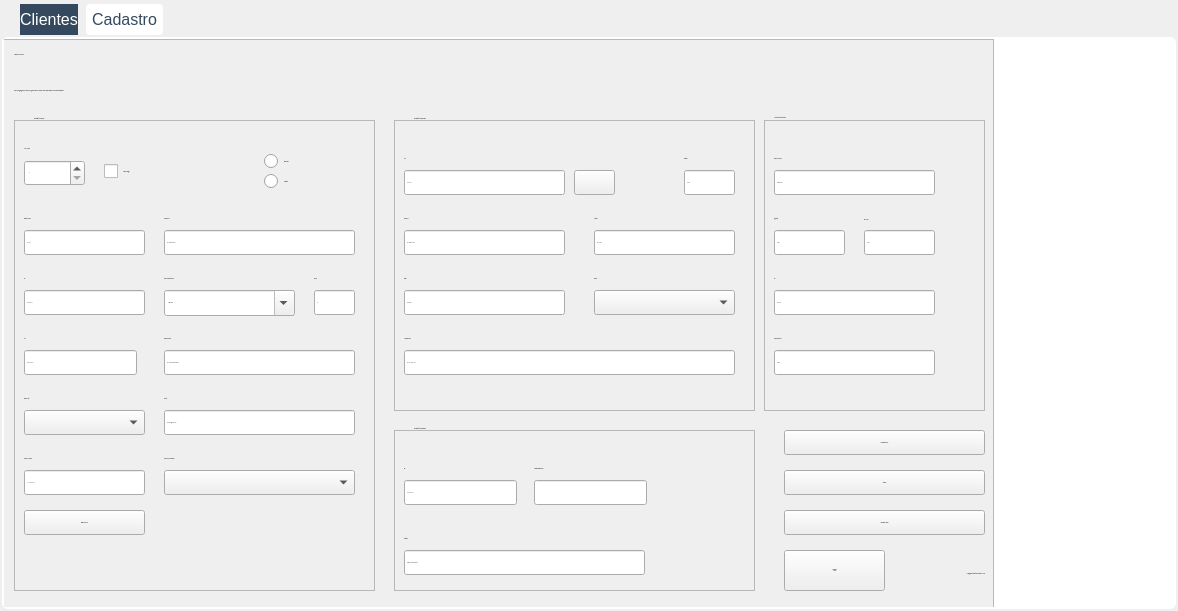
First picture: the form in Telas/UI/tabCliente.ui, repository newprev/PrevCliente, before the edit.
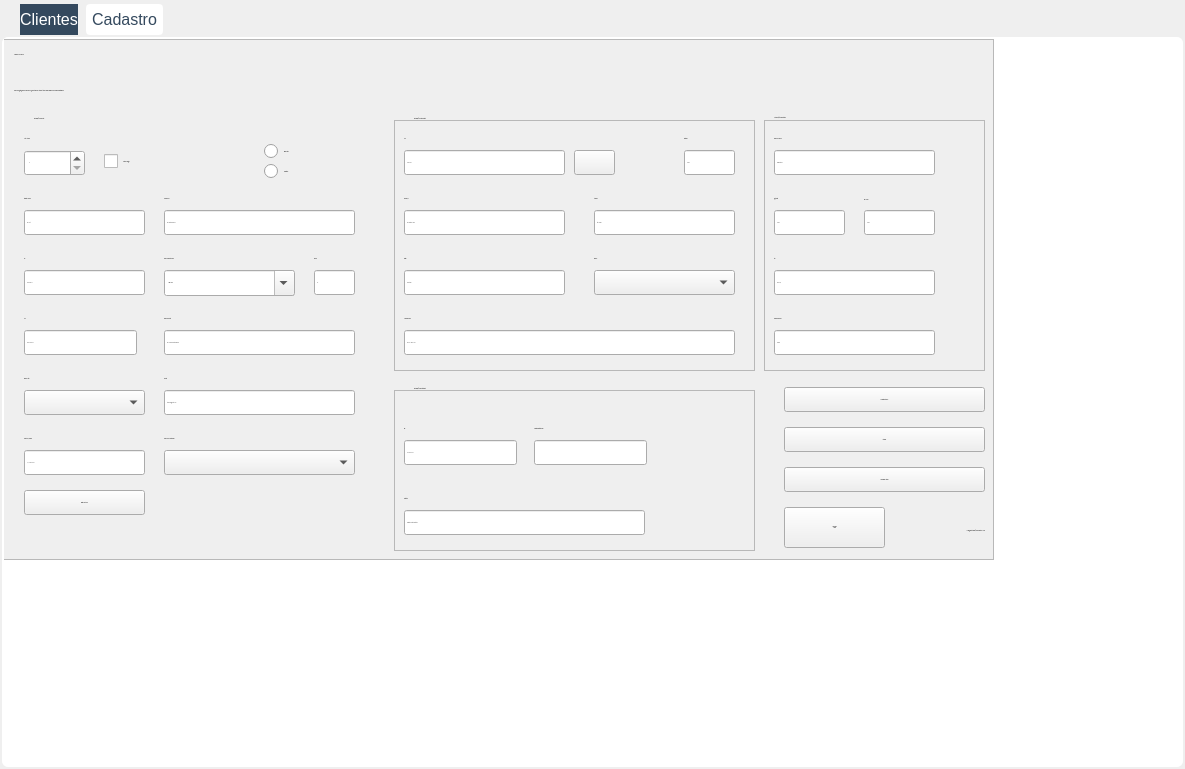
Second picture: the form after the edit. The open tabs and pages were chosen to show the change. Icons and pictures are not drawn.

Commit message: Alterando na página de inserir contribuições e no layout

What changed in the file:
```diff
--- a/Telas/UI/tabCliente.ui
+++ b/Telas/UI/tabCliente.ui
@@ -6,8 +6,8 @@
    <rect>
     <x>0</x>
     <y>0</y>
-    <width>1178</width>
-    <height>611</height>
+    <width>1185</width>
+    <height>769</height>
    </rect>
   </property>
   <property name="sizePolicy">
@@ -19,7 +19,7 @@
   <property name="minimumSize">
    <size>
     <width>945</width>
-    <height>611</height>
+    <height>560</height>
    </size>
   </property>
   <property name="windowTitle">
@@ -100,7 +100,7 @@
      <property name="minimumSize">
       <size>
        <width>0</width>
-       <height>500</height>
+       <height>560</height>
       </size>
      </property>
      <property name="styleSheet">
@@ -835,6 +835,12 @@
       </widget>
      </widget>
      <widget class="QWidget" name="tabCadastro">
+      <property name="minimumSize">
+       <size>
+        <width>0</width>
+        <height>560</height>
+       </size>
+      </property>
       <property name="font">
        <font>
         <family>TeX Gyre Adventor</family>
@@ -1001,7 +1007,7 @@
          <x>-1</x>
          <y>0</y>
          <width>991</width>
-         <height>571</height>
+         <height>521</height>
         </rect>
        </property>
        <property name="widgetResizable">
@@ -1013,14 +1019,14 @@
           <x>0</x>
           <y>0</y>
           <width>989</width>
-          <height>569</height>
+          <height>519</height>
          </rect>
         </property>
         <widget class="QPushButton" name="pbCarregaCnis">
          <property name="geometry">
           <rect>
            <x>780</x>
-           <y>510</y>
+           <y>467</y>
            <width>101</width>
            <height>41</height>
           </rect>
@@ -1035,12 +1041,18 @@
           <rect>
            <x>10</x>
            <y>80</y>
-           <width>361</width>
-           <height>471</height>
+           <width>360</width>
+           <height>431</height>
           </rect>
          </property>
+         <property name="minimumSize">
+          <size>
+           <width>360</width>
+           <height>420</height>
+          </size>
+         </property>
          <property name="frameShape">
-          <enum>QFrame::StyledPanel</enum>
+          <enum>QFrame::NoFrame</enum>
          </property>
          <property name="frameShadow">
           <enum>QFrame::Raised</enum>
@@ -1051,195 +1063,54 @@
          <property name="midLineWidth">
           <number>2</number>
          </property>
-         <widget class="QLineEdit" name="lePrimeiroNome">
-          <property name="geometry">
-           <rect>
-            <x>10</x>
-            <y>110</y>
-            <width>121</width>
-            <height>25</height>
-           </rect>
+         <layout class="QVBoxLayout" name="verticalLayout">
+          <property name="spacing">
+           <number>0</number>
           </property>
-          <property name="maxLength">
-           <number>20</number>
+          <property name="leftMargin">
+           <number>0</number>
           </property>
-          <property name="placeholderText">
-           <string>Ex: José</string>
+          <property name="topMargin">
+           <number>0</number>
           </property>
-         </widget>
-         <widget class="QLineEdit" name="leSobrenome">
-          <property name="geometry">
-           <rect>
-            <x>150</x>
-            <y>110</y>
-            <width>191</width>
-            <height>25</height>
-           </rect>
+          <property name="rightMargin">
+           <number>0</number>
           </property>
-          <property name="maxLength">
-           <number>30</number>
+          <property name="bottomMargin">
+           <number>0</number>
           </property>
-          <property name="placeholderText">
-           <string>Ex: da Silva Santos</string>
-          </property>
-         </widget>
-         <widget class="QLabel" name="lbNome">
-          <property name="geometry">
-           <rect>
-            <x>10</x>
-            <y>90</y>
-            <width>101</width>
-            <height>17</height>
-           </rect>
-          </property>
-          <property name="text">
-           <string>Primeiro nome</string>
-          </property>
-         </widget>
-         <widget class="QLabel" name="lbSobrenome">
+          <item>
+           <widget class="QFrame" name="frame">
+            <property name="maximumSize">
+             <size>
+              <width>16777215</width>
+              <height>60</height>
+             </size>
+            </property>
+            <property name="frameShape">
+             <enum>QFrame::NoFrame</enum>
+            </property>
+            <property name="frameShadow">
+             <enum>QFrame::Raised</enum>
+            </property>
+            <widget class="QRadioButton" name="rbMasculino">
           <property name="geometry">
            <rect>
-            <x>150</x>
-            <y>90</y>
-            <width>91</width>
-            <height>17</height>
-           </rect>
-          </property>
-          <property name="text">
-           <string>Sobrenome</string>
-          </property>
-         </widget>
-         <widget class="QLineEdit" name="leRg">
-          <property name="geometry">
-           <rect>
-            <x>10</x>
-            <y>170</y>
-            <width>121</width>
-            <height>25</height>
-           </rect>
-          </property>
-          <property name="maxLength">
-           <number>12</number>
-          </property>
-          <property name="placeholderText">
-           <string>87.452.456-7</string>
-          </property>
-         </widget>
-         <widget class="QLabel" name="lbRg">
-          <property name="geometry">
-           <rect>
-            <x>10</x>
-            <y>150</y>
-            <width>64</width>
-            <height>17</height>
-           </rect>
-          </property>
-          <property name="text">
-           <string>RG</string>
-          </property>
-         </widget>
-         <widget class="QLineEdit" name="leCpf">
-          <property name="geometry">
-           <rect>
-            <x>10</x>
-            <y>230</y>
-            <width>113</width>
-            <height>25</height>
-           </rect>
-          </property>
-          <property name="maxLength">
-           <number>14</number>
-          </property>
-          <property name="frame">
-           <bool>true</bool>
-          </property>
-          <property name="placeholderText">
-           <string>254.214.587.99</string>
-          </property>
-         </widget>
-         <widget class="QLabel" name="lbCpf">
-          <property name="geometry">
-           <rect>
-            <x>10</x>
-            <y>210</y>
-            <width>64</width>
-            <height>17</height>
-           </rect>
-          </property>
-          <property name="text">
-           <string>CPF</string>
-          </property>
-         </widget>
-         <widget class="QComboBox" name="cbxEstCivil">
-          <property name="geometry">
-           <rect>
-            <x>10</x>
-            <y>290</y>
-            <width>121</width>
-            <height>25</height>
-           </rect>
-          </property>
-         </widget>
-         <widget class="QLabel" name="lbEstCivil">
-          <property name="geometry">
-           <rect>
-            <x>10</x>
-            <y>270</y>
-            <width>91</width>
-            <height>17</height>
-           </rect>
-          </property>
-          <property name="text">
-           <string>Estado civil</string>
-          </property>
-         </widget>
-         <widget class="QLineEdit" name="leNomeMae">
-          <property name="geometry">
-           <rect>
-            <x>150</x>
-            <y>230</y>
-            <width>191</width>
-            <height>25</height>
-           </rect>
-          </property>
-          <property name="maxLength">
-           <number>40</number>
-          </property>
-          <property name="placeholderText">
-           <string>Ex: Cleusa da Silva Santos</string>
-          </property>
-         </widget>
-         <widget class="QLabel" name="lbNomeMae">
-          <property name="geometry">
-           <rect>
-            <x>150</x>
-            <y>210</y>
-            <width>101</width>
-            <height>17</height>
-           </rect>
-          </property>
-          <property name="text">
-           <string>Nome da mãe</string>
-          </property>
-         </widget>
-         <widget class="QLabel" name="lbCdCliente">
-          <property name="geometry">
-           <rect>
-            <x>10</x>
+               <x>250</x>
             <y>20</y>
-            <width>81</width>
-            <height>17</height>
+               <width>91</width>
+               <height>23</height>
            </rect>
           </property>
           <property name="text">
-           <string>Cód. Cliente</string>
+              <string>Masculino</string>
           </property>
          </widget>
          <widget class="QCheckBox" name="cbClienteAntigo">
           <property name="geometry">
            <rect>
             <x>90</x>
-            <y>40</y>
+               <y>30</y>
             <width>111</width>
             <height>23</height>
            </rect>
@@ -1248,53 +1119,86 @@
            <string>Cliente antigo</string>
           </property>
          </widget>
-         <widget class="QLabel" name="lbEmail">
+            <widget class="QRadioButton" name="rbFeminino">
           <property name="geometry">
            <rect>
-            <x>150</x>
-            <y>270</y>
-            <width>101</width>
+               <x>250</x>
+               <y>40</y>
+               <width>91</width>
+               <height>23</height>
+              </rect>
+             </property>
+             <property name="text">
+              <string>Feminino</string>
+             </property>
+            </widget>
+            <widget class="QSpinBox" name="sbCdCliente">
+             <property name="geometry">
+              <rect>
+               <x>10</x>
+               <y>30</y>
+               <width>61</width>
+               <height>26</height>
+              </rect>
+             </property>
+             <property name="maximum">
+              <number>1000</number>
+             </property>
+            </widget>
+            <widget class="QLabel" name="lbCdCliente">
+             <property name="geometry">
+              <rect>
+               <x>10</x>
+               <y>10</y>
+               <width>81</width>
             <height>17</height>
            </rect>
           </property>
           <property name="text">
-           <string>E-mail</string>
-          </property>
-         </widget>
-         <widget class="QLineEdit" name="leEmail">
+              <string>Cód. Cliente</string>
+             </property>
+            </widget>
+           </widget>
+          </item>
+          <item>
+           <widget class="QFrame" name="frame_2">
+            <property name="frameShape">
+             <enum>QFrame::NoFrame</enum>
+            </property>
+            <property name="frameShadow">
+             <enum>QFrame::Raised</enum>
+            </property>
+            <widget class="QLabel" name="lbSobrenome">
           <property name="geometry">
            <rect>
             <x>150</x>
-            <y>290</y>
-            <width>191</width>
-            <height>25</height>
-           </rect>
-          </property>
-          <property name="maxLength">
-           <number>40</number>
-          </property>
-          <property name="placeholderText">
-           <string>cliente@gmail.com</string>
-          </property>
-         </widget>
-         <widget class="QLabel" name="lbTelefone">
+               <y>10</y>
+               <width>91</width>
+               <height>17</height>
+              </rect>
+             </property>
+             <property name="text">
+              <string>Sobrenome</string>
+             </property>
+            </widget>
+            <widget class="QLabel" name="lbCpf">
           <property name="geometry">
            <rect>
             <x>10</x>
-            <y>330</y>
-            <width>101</width>
+               <y>130</y>
+               <width>64</width>
             <height>17</height>
            </rect>
           </property>
           <property name="text">
-           <string>Telefone/Celular</string>
+              <string>CPF</string>
           </property>
          </widget>
          <widget class="QLineEdit" name="leTelefone">
           <property name="geometry">
            <rect>
             <x>10</x>
-            <y>350</y>
+               <y>270</y>
             <width>121</width>
             <height>25</height>
            </rect>
@@ -1306,27 +1210,37 @@
            <string>(11) 9.4578-6541</string>
           </property>
          </widget>
-         <widget class="QLineEdit" name="leIdade">
+            <widget class="QLabel" name="lbEstCivil">
           <property name="geometry">
            <rect>
-            <x>300</x>
-            <y>170</y>
-            <width>41</width>
-            <height>25</height>
-           </rect>
-          </property>
-          <property name="maxLength">
-           <number>2</number>
-          </property>
-          <property name="placeholderText">
-           <string>35</string>
+               <x>10</x>
+               <y>190</y>
+               <width>91</width>
+               <height>17</height>
+              </rect>
+             </property>
+             <property name="text">
+              <string>Estado civil</string>
+             </property>
+            </widget>
+            <widget class="QLabel" name="lbTelefone">
+             <property name="geometry">
+              <rect>
+               <x>10</x>
+               <y>250</y>
+               <width>101</width>
+               <height>17</height>
+              </rect>
+             </property>
+             <property name="text">
+              <string>Telefone/Celular</string>
           </property>
          </widget>
          <widget class="QLabel" name="lbIdade">
           <property name="geometry">
            <rect>
             <x>300</x>
-            <y>150</y>
+               <y>70</y>
             <width>51</width>
             <height>17</height>
            </rect>
@@ -1335,60 +1249,24 @@
            <string>Idade</string>
           </property>
          </widget>
-         <widget class="QLabel" name="lbDataNascimento">
+            <widget class="QLabel" name="lbNome">
           <property name="geometry">
            <rect>
-            <x>150</x>
-            <y>150</y>
-            <width>121</width>
+               <x>10</x>
+               <y>10</y>
+               <width>101</width>
             <height>17</height>
            </rect>
           </property>
           <property name="text">
-           <string>Data de Nascimento</string>
-          </property>
-         </widget>
-         <widget class="QDateEdit" name="dtNascimento">
-          <property name="geometry">
-           <rect>
-            <x>150</x>
-            <y>170</y>
-            <width>131</width>
-            <height>26</height>
-           </rect>
-          </property>
-          <property name="calendarPopup">
-           <bool>true</bool>
-          </property>
-         </widget>
-         <widget class="QSpinBox" name="sbCdCliente">
-          <property name="geometry">
-           <rect>
-            <x>10</x>
-            <y>40</y>
-            <width>61</width>
-            <height>26</height>
-           </rect>
-          </property>
-          <property name="maximum">
-           <number>1000</number>
-          </property>
-         </widget>
-         <widget class="QComboBox" name="cbxEscolaridade">
-          <property name="geometry">
-           <rect>
-            <x>150</x>
-            <y>350</y>
-            <width>191</width>
-            <height>25</height>
-           </rect>
+              <string>Primeiro nome</string>
           </property>
          </widget>
          <widget class="QLabel" name="lbEstCivil_2">
           <property name="geometry">
            <rect>
             <x>150</x>
-            <y>330</y>
+               <y>250</y>
             <width>191</width>
             <height>17</height>
            </rect>
@@ -1401,7 +1279,7 @@
           <property name="geometry">
            <rect>
             <x>10</x>
-            <y>390</y>
+               <y>310</y>
             <width>121</width>
             <height>25</height>
            </rect>
@@ -1410,32 +1288,209 @@
            <string>Mais telefones</string>
           </property>
          </widget>
-         <widget class="QRadioButton" name="rbMasculino">
+            <widget class="QLabel" name="lbRg">
           <property name="geometry">
            <rect>
-            <x>250</x>
-            <y>30</y>
-            <width>91</width>
-            <height>23</height>
+               <x>10</x>
+               <y>70</y>
+               <width>64</width>
+               <height>17</height>
            </rect>
           </property>
           <property name="text">
-           <string>Masculino</string>
-          </property>
-         </widget>
-         <widget class="QRadioButton" name="rbFeminino">
+              <string>RG</string>
+             </property>
+            </widget>
+            <widget class="QComboBox" name="cbxEscolaridade">
           <property name="geometry">
            <rect>
-            <x>250</x>
-            <y>50</y>
-            <width>91</width>
-            <height>23</height>
-           </rect>
-          </property>
+               <x>150</x>
+               <y>270</y>
+               <width>191</width>
+               <height>25</height>
+              </rect>
+             </property>
+            </widget>
+            <widget class="QLineEdit" name="leEmail">
+             <property name="geometry">
+              <rect>
+               <x>150</x>
+               <y>210</y>
+               <width>191</width>
+               <height>25</height>
+              </rect>
+             </property>
+             <property name="maxLength">
+              <number>40</number>
+             </property>
+             <property name="placeholderText">
+              <string>cliente@gmail.com</string>
+             </property>
+            </widget>
+            <widget class="QLineEdit" name="leIdade">
+             <property name="geometry">
+              <rect>
+               <x>300</x>
+               <y>90</y>
+               <width>41</width>
+               <height>25</height>
+              </rect>
+             </property>
+             <property name="maxLength">
+              <number>2</number>
+             </property>
+             <property name="placeholderText">
+              <string>35</string>
+             </property>
+            </widget>
+            <widget class="QLabel" name="lbNomeMae">
+             <property name="geometry">
+              <rect>
+               <x>150</x>
+               <y>130</y>
+               <width>101</width>
+               <height>17</height>
+              </rect>
+             </property>
           <property name="text">
-           <string>Feminino</string>
-          </property>
-         </widget>
+              <string>Nome da mãe</string>
+             </property>
+            </widget>
+            <widget class="QLineEdit" name="leRg">
+             <property name="geometry">
+              <rect>
+               <x>10</x>
+               <y>90</y>
+               <width>121</width>
+               <height>25</height>
+              </rect>
+             </property>
+             <property name="maxLength">
+              <number>12</number>
+             </property>
+             <property name="placeholderText">
+              <string>87.452.456-7</string>
+             </property>
+            </widget>
+            <widget class="QLineEdit" name="leCpf">
+             <property name="geometry">
+              <rect>
+               <x>10</x>
+               <y>150</y>
+               <width>113</width>
+               <height>25</height>
+              </rect>
+             </property>
+             <property name="maxLength">
+              <number>14</number>
+             </property>
+             <property name="frame">
+              <bool>true</bool>
+             </property>
+             <property name="placeholderText">
+              <string>254.214.587.99</string>
+             </property>
+            </widget>
+            <widget class="QComboBox" name="cbxEstCivil">
+             <property name="geometry">
+              <rect>
+               <x>10</x>
+               <y>210</y>
+               <width>121</width>
+               <height>25</height>
+              </rect>
+             </property>
+            </widget>
+            <widget class="QDateEdit" name="dtNascimento">
+             <property name="geometry">
+              <rect>
+               <x>150</x>
+               <y>90</y>
+               <width>131</width>
+               <height>26</height>
+              </rect>
+             </property>
+             <property name="calendarPopup">
+              <bool>true</bool>
+             </property>
+            </widget>
+            <widget class="QLabel" name="lbEmail">
+             <property name="geometry">
+              <rect>
+               <x>150</x>
+               <y>190</y>
+               <width>101</width>
+               <height>17</height>
+              </rect>
+             </property>
+             <property name="text">
+              <string>E-mail</string>
+             </property>
+            </widget>
+            <widget class="QLineEdit" name="lePrimeiroNome">
+             <property name="geometry">
+              <rect>
+               <x>10</x>
+               <y>30</y>
+               <width>121</width>
+               <height>25</height>
+              </rect>
+             </property>
+             <property name="maxLength">
+              <number>20</number>
+             </property>
+             <property name="placeholderText">
+              <string>Ex: José</string>
+             </property>
+            </widget>
+            <widget class="QLineEdit" name="leNomeMae">
+             <property name="geometry">
+              <rect>
+               <x>150</x>
+               <y>150</y>
+               <width>191</width>
+               <height>25</height>
+              </rect>
+             </property>
+             <property name="maxLength">
+              <number>40</number>
+             </property>
+             <property name="placeholderText">
+              <string>Ex: Cleusa da Silva Santos</string>
+             </property>
+            </widget>
+            <widget class="QLabel" name="lbDataNascimento">
+             <property name="geometry">
+              <rect>
+               <x>150</x>
+               <y>70</y>
+               <width>121</width>
+               <height>17</height>
+              </rect>
+             </property>
+             <property name="text">
+              <string>Data de Nascimento</string>
+             </property>
+            </widget>
+            <widget class="QLineEdit" name="leSobrenome">
+             <property name="geometry">
+              <rect>
+               <x>150</x>
+               <y>30</y>
+               <width>191</width>
+               <height>25</height>
+              </rect>
+             </property>
+             <property name="maxLength">
+              <number>30</number>
+             </property>
+             <property name="placeholderText">
+              <string>Ex: da Silva Santos</string>
+             </property>
+            </widget>
+           </widget>
+          </item>
+         </layout>
         </widget>
         <widget class="QFrame" name="frInfoResidencial">
          <property name="geometry">
@@ -1443,7 +1498,7 @@
            <x>390</x>
            <y>80</y>
            <width>361</width>
-           <height>291</height>
+           <height>251</height>
           </rect>
          </property>
          <property name="frameShape">
@@ -1462,7 +1517,7 @@
           <property name="geometry">
            <rect>
             <x>10</x>
-            <y>50</y>
+            <y>30</y>
             <width>161</width>
             <height>25</height>
            </rect>
@@ -1478,7 +1533,7 @@
           <property name="geometry">
            <rect>
             <x>200</x>
-            <y>110</y>
+            <y>90</y>
             <width>141</width>
             <height>25</height>
            </rect>
@@ -1491,7 +1546,7 @@
           <property name="geometry">
            <rect>
             <x>10</x>
-            <y>30</y>
+            <y>10</y>
             <width>101</width>
             <height>17</height>
            </rect>
@@ -1504,7 +1559,7 @@
           <property name="geometry">
            <rect>
             <x>200</x>
-            <y>90</y>
+            <y>70</y>
             <width>111</width>
             <height>17</height>
            </rect>
@@ -1517,7 +1572,7 @@
           <property name="geometry">
            <rect>
             <x>10</x>
-            <y>110</y>
+            <y>90</y>
             <width>161</width>
             <height>25</height>
            </rect>
@@ -1530,7 +1585,7 @@
           <property name="geometry">
            <rect>
             <x>10</x>
-            <y>90</y>
+            <y>70</y>
             <width>81</width>
             <height>17</height>
            </rect>
@@ -1543,7 +1598,7 @@
           <property name="geometry">
            <rect>
             <x>200</x>
-            <y>150</y>
+            <y>130</y>
             <width>111</width>
             <height>17</height>
            </rect>
@@ -1556,7 +1611,7 @@
           <property name="geometry">
            <rect>
             <x>10</x>
-            <y>150</y>
+            <y>130</y>
             <width>81</width>
             <height>17</height>
            </rect>
@@ -1569,7 +1624,7 @@
           <property name="geometry">
            <rect>
             <x>10</x>
-            <y>170</y>
+            <y>150</y>
             <width>161</width>
             <height>25</height>
            </rect>
@@ -1582,7 +1637,7 @@
           <property name="geometry">
            <rect>
             <x>200</x>
-            <y>170</y>
+            <y>150</y>
             <width>141</width>
             <height>25</height>
            </rect>
@@ -1592,7 +1647,7 @@
           <property name="geometry">
            <rect>
             <x>10</x>
-            <y>210</y>
+            <y>190</y>
             <width>121</width>
             <height>17</height>
            </rect>
@@ -1605,7 +1660,7 @@
           <property name="geometry">
            <rect>
             <x>10</x>
-            <y>230</y>
+            <y>210</y>
             <width>331</width>
             <height>25</height>
            </rect>
@@ -1618,7 +1673,7 @@
           <property name="geometry">
            <rect>
             <x>180</x>
-            <y>50</y>
+            <y>30</y>
             <width>41</width>
             <height>25</height>
            </rect>
@@ -1631,7 +1686,7 @@
           <property name="geometry">
            <rect>
             <x>290</x>
-            <y>50</y>
+            <y>30</y>
             <width>51</width>
             <height>25</height>
            </rect>
@@ -1647,7 +1702,7 @@
           <property name="geometry">
            <rect>
             <x>290</x>
-            <y>30</y>
+            <y>10</y>
             <width>111</width>
             <height>17</height>
            </rect>
@@ -1661,7 +1716,7 @@
          <property name="geometry">
           <rect>
            <x>780</x>
-           <y>470</y>
+           <y>427</y>
            <width>201</width>
            <height>25</height>
           </rect>
@@ -1674,7 +1729,7 @@
          <property name="geometry">
           <rect>
            <x>890</x>
-           <y>513</y>
+           <y>470</y>
            <width>91</width>
            <height>41</height>
           </rect>
@@ -1709,7 +1764,7 @@
          <property name="geometry">
           <rect>
            <x>390</x>
-           <y>390</y>
+           <y>350</y>
            <width>361</width>
            <height>161</height>
           </rect>
@@ -1854,7 +1909,7 @@
          <property name="geometry">
           <rect>
            <x>780</x>
-           <y>430</y>
+           <y>387</y>
            <width>201</width>
            <height>25</height>
           </rect>
@@ -1867,7 +1922,7 @@
          <property name="geometry">
           <rect>
            <x>410</x>
-           <y>380</y>
+           <y>340</y>
            <width>171</width>
            <height>17</height>
           </rect>
@@ -1880,7 +1935,7 @@
          <property name="geometry">
           <rect>
            <x>780</x>
-           <y>390</y>
+           <y>347</y>
            <width>201</width>
            <height>25</height>
           </rect>
@@ -1908,7 +1963,7 @@
            <x>760</x>
            <y>80</y>
            <width>221</width>
-           <height>291</height>
+           <height>251</height>
           </rect>
          </property>
          <property name="frameShape">
@@ -1927,7 +1982,7 @@
           <property name="geometry">
            <rect>
             <x>10</x>
-            <y>50</y>
+            <y>30</y>
             <width>161</width>
             <height>25</height>
            </rect>
@@ -1943,7 +1998,7 @@
           <property name="geometry">
            <rect>
             <x>10</x>
-            <y>30</y>
+            <y>10</y>
             <width>141</width>
             <height>17</height>
            </rect>
@@ -1956,7 +2011,7 @@
           <property name="geometry">
            <rect>
             <x>10</x>
-            <y>110</y>
+            <y>90</y>
             <width>71</width>
             <height>25</height>
            </rect>
@@ -1972,7 +2027,7 @@
           <property name="geometry">
            <rect>
             <x>10</x>
-            <y>90</y>
+            <y>70</y>
             <width>51</width>
             <height>17</height>
            </rect>
@@ -1985,7 +2040,7 @@
           <property name="geometry">
            <rect>
             <x>100</x>
-            <y>90</y>
+            <y>70</y>
             <width>71</width>
             <height>20</height>
            </rect>
@@ -1998,7 +2053,7 @@
           <property name="geometry">
            <rect>
             <x>100</x>
-            <y>110</y>
+            <y>90</y>
             <width>71</width>
             <height>25</height>
            </rect>
@@ -2014,7 +2069,7 @@
           <property name="geometry">
            <rect>
             <x>10</x>
-            <y>230</y>
+            <y>210</y>
             <width>161</width>
             <height>25</height>
            </rect>
@@ -2030,7 +2085,7 @@
           <property name="geometry">
            <rect>
             <x>10</x>
-            <y>210</y>
+            <y>190</y>
             <width>141</width>
             <height>17</height>
            </rect>
@@ -2043,7 +2098,7 @@
           <property name="geometry">
            <rect>
             <x>10</x>
-            <y>150</y>
+            <y>130</y>
             <width>141</width>
             <height>17</height>
            </rect>
@@ -2056,7 +2111,7 @@
           <property name="geometry">
            <rect>
             <x>10</x>
-            <y>170</y>
+            <y>150</y>
             <width>161</width>
             <height>25</height>
            </rect>
```
Left out of the diff: 30 changed lines with no effect on the pictures. Lines whose indentation alone changed are shown as unchanged. The commit also changes 12 other files.
